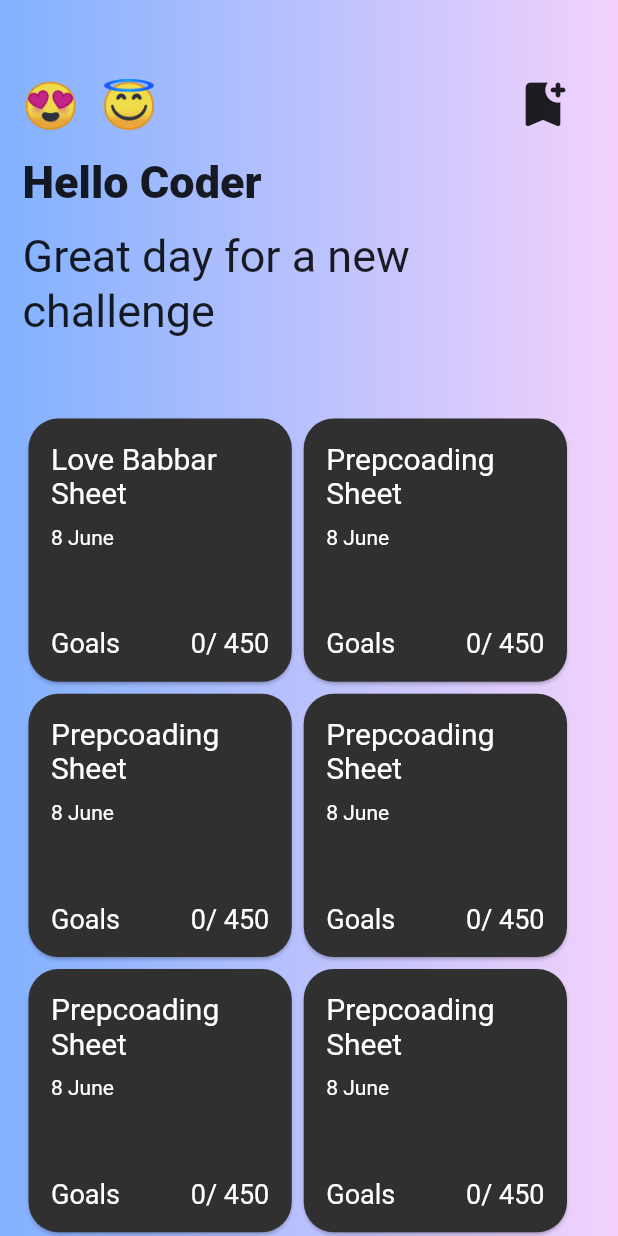
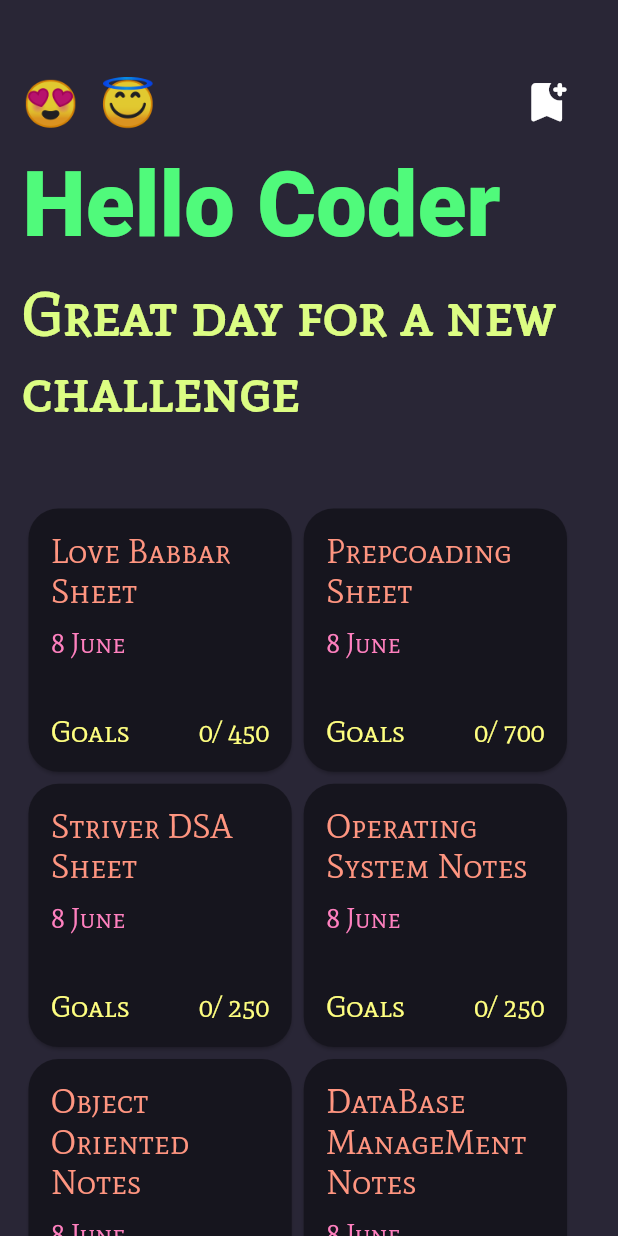
Before and after one commit to aman246149/Dsa-Tracker, a Flutter app: the screen it shows after launch, on a phone screen of 412 x 824 dp. Run offline on Flutter 3.47's test engine with Material 2 defaults, Android fonts, the phone set to English and light mode, and no system bars; drawn by our look-alikes of auto_size_text; our stand-ins replace responsive_builder; Roboto replaces fonts that are missing (ZCOOL KuaiLe, ZCOOLKuaiLe).

Commit message:
made responsive homepage with vs code theme

```diff
--- a/lib/Components/Card.dart
+++ b/lib/Components/Card.dart
@@ -1,12 +1,14 @@
+// @dart=2.9
+
+import 'package:auto_size_text/auto_size_text.dart';
 import 'package:flutter/material.dart';
-
 
 class CardCollection extends StatelessWidget {
   final String sheetname;
   final String goals;
+  final String target;
 
-  const CardCollection({Key? key, required this.sheetname, required this.goals})
-      : super(key: key);
+  const CardCollection({this.sheetname, this.goals, this.target});
 
   @override
   Widget build(BuildContext context) {
@@ -56,13 +58,10 @@ class CardCollection extends StatelessWidget {
     return Card(
       shape: RoundedRectangleBorder(
           borderRadius: BorderRadius.all(Radius.circular(20))),
-      color: Theme.of(context).accentColor,
+      color: Color(0XFF16151e),
       child: Container(
-        constraints: BoxConstraints(
-          maxHeight: 200,
-          minHeight: 199,
-        ),
         width: MediaQuery.of(context).size.width / 2.3,
+        // height: 500,
         child: Padding(
           padding: const EdgeInsets.all(15.0),
           child: Column(
@@ -72,30 +71,56 @@ class CardCollection extends StatelessWidget {
               Column(
                 crossAxisAlignment: CrossAxisAlignment.start,
                 children: [
-                  Text(
+                  AutoSizeText(
                     sheetname,
-                    style: TextStyle(color: Colors.white, fontSize: 20),
+                    minFontSize: 18,
+                    presetFontSizes: [22, 20, 18],
+                    style: TextStyle(
+                      color: Color(0XFFff9580),
+                      fontFamily: 'Mate SC',
+                    ),
                   ),
                   SizedBox(
                     height: 10,
                   ),
-                  Text("${day} ${monthInString}",
-                      style: TextStyle(color: Colors.white)),
+                  AutoSizeText(
+                    "$day $monthInString",
+                    minFontSize: 18,
+                    presetFontSizes: [18, 20, 18],
+                    style: TextStyle(
+                      fontFamily: 'Mate SC',
+                      color: Color(0XFFff80bf),
+                    ),
+                  ),
                 ],
               ),
               Column(
                 mainAxisAlignment: MainAxisAlignment.start,
                 children: [
-                  Row(
-                    mainAxisAlignment: MainAxisAlignment.spaceBetween,
-                    children: [
-                      Text(
-                        "Goals",
-                        style: TextStyle(color: Colors.white, fontSize: 18),
-                      ),
-                      Text("${goals}/ 450",
-                          style: TextStyle(color: Colors.white, fontSize: 18))
-                    ],
+                  Padding(
+                    padding: const EdgeInsets.only(top: 18.0),
+                    child: Row(
+                      crossAxisAlignment: CrossAxisAlignment.end,
+                      mainAxisAlignment: MainAxisAlignment.spaceBetween,
+                      children: [
+                        AutoSizeText(
+                          "Goals",
+                          minFontSize: 18,
+                          presetFontSizes: [20, 20, 18],
+                          style: TextStyle(
+                            fontFamily: 'Mate SC',
+                            color: Color(0XFFffff80),
+                          ),
+                        ),
+                        AutoSizeText("$goals/ $target",
+                            minFontSize: 18,
+                            presetFontSizes: [18, 18, 16],
+                            style: TextStyle(
+                              fontFamily: 'Mate SC',
+                              color: Color(0XFFffff80),
+                            ))
+                      ],
+                    ),
                   ),
                 ],
               )
--- /dev/null
+++ b/lib/ResponsiveLayout/HomeScreen/DesktopResponsiveHome.dart
@@ -0,0 +1,49 @@
+// @dart=2.9
+
+import 'package:api_fetch/Components/Card.dart';
+import 'package:flutter/material.dart';
+
+class DesktopResponsiveHome extends StatelessWidget {
+  @override
+  Widget build(BuildContext context) {
+    return GridView.count(
+      // shrinkWrap: true,
+      crossAxisSpacing: 20,
+      mainAxisSpacing: 20,
+
+      crossAxisCount: 4,
+      children: [
+        CardCollection(
+          sheetname: 'Love Babbar Sheet',
+          goals: '0',
+          target: '450',
+        ),
+        CardCollection(
+          sheetname: 'Prepcoading Sheet',
+          goals: '0',
+          target: '700',
+        ),
+        CardCollection(
+          sheetname: 'Striver DSA Sheet',
+          goals: '0',
+          target: '250',
+        ),
+        CardCollection(
+          sheetname: 'Operating System Notes',
+          goals: '0',
+          target: '250',
+        ),
+        CardCollection(
+          sheetname: 'Object Oriented Notes',
+          goals: '0',
+          target: '250',
+        ),
+        CardCollection(
+          sheetname: 'DataBase ManageMent Notes',
+          goals: '0',
+          target: '250',
+        ),
+      ],
+    );
+  }
+}
--- /dev/null
+++ b/lib/ResponsiveLayout/HomeScreen/MobileResponsiveHome.dart
@@ -0,0 +1,47 @@
+// @dart=2.9
+
+import 'package:api_fetch/Components/Card.dart';
+import 'package:flutter/material.dart';
+
+class MobileResponsiveHome extends StatelessWidget {
+  @override
+  Widget build(BuildContext context) {
+    return GridView.count(
+      // shrinkWrap: true,
+      // crossAxisSpacing: 3,
+      crossAxisCount: 2,
+      children: [
+        CardCollection(
+          sheetname: 'Love Babbar Sheet',
+          goals: '0',
+          target: '450',
+        ),
+        CardCollection(
+          sheetname: 'Prepcoading Sheet',
+          goals: '0',
+          target: '700',
+        ),
+        CardCollection(
+          sheetname: 'Striver DSA Sheet',
+          goals: '0',
+          target: '250',
+        ),
+        CardCollection(
+          sheetname: 'Operating System Notes',
+          goals: '0',
+          target: '250',
+        ),
+        CardCollection(
+          sheetname: 'Object Oriented Notes',
+          goals: '0',
+          target: '250',
+        ),
+        CardCollection(
+          sheetname: 'DataBase ManageMent Notes',
+          goals: '0',
+          target: '250',
+        ),
+      ],
+    );
+  }
+}
--- a/lib/Screens/HomePage.dart
+++ b/lib/Screens/HomePage.dart
@@ -1,14 +1,15 @@
-import 'package:api_fetch/Components/Card.dart';
+// @dart=2.9
+
+import 'package:api_fetch/ResponsiveLayout/HomeScreen/DesktopResponsiveHome.dart';
+import 'package:api_fetch/ResponsiveLayout/HomeScreen/MobileResponsiveHome.dart';
+import 'package:auto_size_text/auto_size_text.dart';
 import 'package:flutter/material.dart';
+import 'package:responsive_builder/responsive_builder.dart';
 
 class MyHomePage extends StatelessWidget {
   @override
   Widget build(BuildContext context) {
     return SafeArea(
-        child: Container(
-      decoration: BoxDecoration(
-          gradient: LinearGradient(
-              colors: [Colors.blueAccent.shade100, Color(0XFFf2d2fc)])),
         child: Scaffold(
       body: Padding(
         padding: const EdgeInsets.only(left: 15.0, right: 30),
@@ -23,13 +24,17 @@ class MyHomePage extends StatelessWidget {
                   children: [
                     Text(
                       "😍  😇",
-                        style: TextStyle(fontSize: 30),
+                      style: TextStyle(
+                        fontSize: 30,
+                        fontFamily: 'Mate SC',
+                      ),
                     ),
                     Padding(
                       padding: const EdgeInsets.only(right: 0.0),
                       child: Icon(
                         Icons.bookmark_add_rounded,
-                          size: 40,
+                        color: Colors.white,
+                        size: 35,
                       ),
                     )
                   ],
@@ -37,81 +42,62 @@ class MyHomePage extends StatelessWidget {
                 SizedBox(
                   height: 14,
                 ),
-                  Text(
+                AutoSizeText(
                   "Hello Coder",
+                  minFontSize: 60,
+                  presetFontSizes: [60, 20, 18],
                   style: TextStyle(
-                        fontSize: 30,
+                      color: Color(0XFF50fa7b),
                       fontWeight: FontWeight.w800,
-                        fontFamily: 'ZCOOLKuaiLe'),
+                      fontFamily: 'ZCOOL KuaiLe'),
                 ),
                 SizedBox(
                   height: 14,
                 ),
-                  Text(
+                AutoSizeText(
                   "Great day for a new",
-                    style: TextStyle(fontSize: 30),
+                  minFontSize: 40,
+                  presetFontSizes: [40, 20, 18],
+                  style: TextStyle(
+                      color: Color(0XFFdcfd83),
+                      fontSize: 30,
+                      fontFamily: 'Mate SC',
+                      fontWeight: FontWeight.w800),
                 ),
                 SizedBox(
                   height: 2,
                 ),
-                  Text(
+                AutoSizeText(
                   "challenge",
-                    style: TextStyle(fontSize: 30),
+                  minFontSize: 40,
+                  presetFontSizes: [40, 20, 18],
+                  style: TextStyle(
+                      color: Color(0XFFdcfd83),
+                      fontSize: 30,
+                      fontFamily: 'Mate SC',
+                      fontWeight: FontWeight.w800),
                 ),
                 SizedBox(
                   height: 50,
                 ),
                 Expanded(
-                    child: GridView.count(
-                      // shrinkWrap: true,
-                      // crossAxisSpacing: 3,
-                      crossAxisCount: 2,
-                      children: [
-                        CardCollection(
-                          sheetname: 'Love Babbar Sheet',
-                          goals: '0',
-                        ),
-                        CardCollection(
-                          sheetname: 'Prepcoading Sheet',
-                          goals: '0',
-                        ),
-                        CardCollection(
-                          sheetname: 'Prepcoading Sheet',
-                          goals: '0',
-                        ),
-                        CardCollection(
-                          sheetname: 'Prepcoading Sheet',
-                          goals: '0',
-                        ),
-                        CardCollection(
-                          sheetname: 'Prepcoading Sheet',
-                          goals: '0',
-                        ),
-                        CardCollection(
-                          sheetname: 'Prepcoading Sheet',
-                          goals: '0',
-                        ),
-                        CardCollection(
-                          sheetname: 'Prepcoading Sheet',
-                          goals: '0',
-                        ),
-                        CardCollection(
-                          sheetname: 'Prepcoading Sheet',
-                          goals: '0',
-                        ),
-                        CardCollection(
-                          sheetname: 'Prepcoading Sheet',
-                          goals: '0',
-                        ),
-                        CardCollection(
-                          sheetname: 'Prepcoading Sheet',
-                          goals: '0',
-                        ),
-                      ],
-                    ),
+                  child:
+                      ResponsiveBuilder(builder: (context, sizingInformation) {
+                    if (sizingInformation.deviceScreenType ==
+                        DeviceScreenType.desktop)
+                      return DesktopResponsiveHome();
+                    if (sizingInformation.deviceScreenType ==
+                        DeviceScreenType.mobile) {
+                      return MobileResponsiveHome();
+                    } else if (sizingInformation.deviceScreenType ==
+                        DeviceScreenType.tablet) {
+                      return DesktopResponsiveHome();
+                    } else {
+                      return MobileResponsiveHome();
+                    }
+                  }),
                 )
               ],
-              ),
             ),
           ),
         ),
--- a/lib/main.dart
+++ b/lib/main.dart
@@ -1,4 +1,4 @@
-import 'dart:convert';
+// @dart=2.9
 
 import 'package:flutter/material.dart';
 import 'Screens/HomePage.dart';
@@ -15,9 +15,9 @@ class MyApp extends StatelessWidget {
       debugShowCheckedModeBanner: false,
       title: 'Flutter Demo',
       theme: ThemeData(
-          scaffoldBackgroundColor: Colors.transparent,
-          primarySwatch: Colors.blue,
-          accentColor: Color(0XFF303030)),
+        scaffoldBackgroundColor: Color(0XFF292636),
+        primarySwatch: Colors.blue,
+      ),
       home: MyHomePage(),
     );
   }
```
Also changed, not shown: pubspec.yaml (+12 -7 lines), fonts/MateSC-Regular.ttf (added), fonts/Pacifico-Regular.ttf (added), pubspec.lock, 3 other files. Lines whose indentation alone changed are shown as unchanged.
